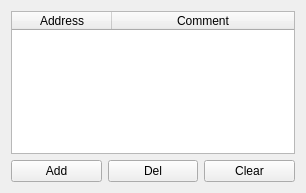
eteran/edb-debugger, file plugins/Bookmarks/Bookmarks.ui: the form before one commit.
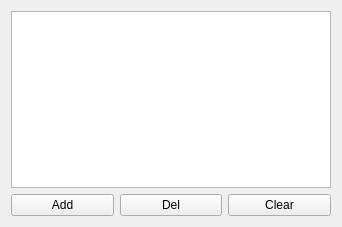
The form after the commit. Icons and pictures are not drawn.

Commit message: reworking bookmarks plugin to use MVC, which is make in simpler in the long run to support things like bookmark types (issue #96)

Diff of the .ui file:
```diff
--- a/plugins/Bookmarks/Bookmarks.ui
+++ b/plugins/Bookmarks/Bookmarks.ui
@@ -6,8 +6,8 @@
    <rect>
     <x>0</x>
     <y>0</y>
-    <width>306</width>
-    <height>193</height>
+    <width>342</width>
+    <height>227</height>
    </rect>
   </property>
   <property name="windowTitle">
@@ -15,12 +15,12 @@
   </property>
   <layout class="QGridLayout" name="gridLayout">
    <item row="0" column="0" colspan="3">
-    <widget class="QTableWidget" name="tableWidget">
+    <widget class="QTableView" name="tableView">
      <property name="contextMenuPolicy">
       <enum>Qt::CustomContextMenu</enum>
      </property>
-     <property name="editTriggers">
-      <set>QAbstractItemView::NoEditTriggers</set>
+     <property name="alternatingRowColors">
+      <bool>true</bool>
      </property>
      <property name="selectionMode">
       <enum>QAbstractItemView::SingleSelection</enum>
@@ -28,28 +28,12 @@
      <property name="selectionBehavior">
       <enum>QAbstractItemView::SelectRows</enum>
      </property>
-     <property name="wordWrap">
-      <bool>false</bool>
-     </property>
-     <property name="cornerButtonEnabled">
-      <bool>false</bool>
-     </property>
      <attribute name="horizontalHeaderStretchLastSection">
       <bool>true</bool>
      </attribute>
      <attribute name="verticalHeaderVisible">
       <bool>false</bool>
      </attribute>
-     <column>
-      <property name="text">
-       <string>Address</string>
-      </property>
-     </column>
-     <column>
-      <property name="text">
-       <string>Comment</string>
-      </property>
-     </column>
     </widget>
    </item>
    <item row="1" column="0">
```
Left out of the diff: 9 changed lines with no effect on the pictures. The commit also changes 5 other files.
